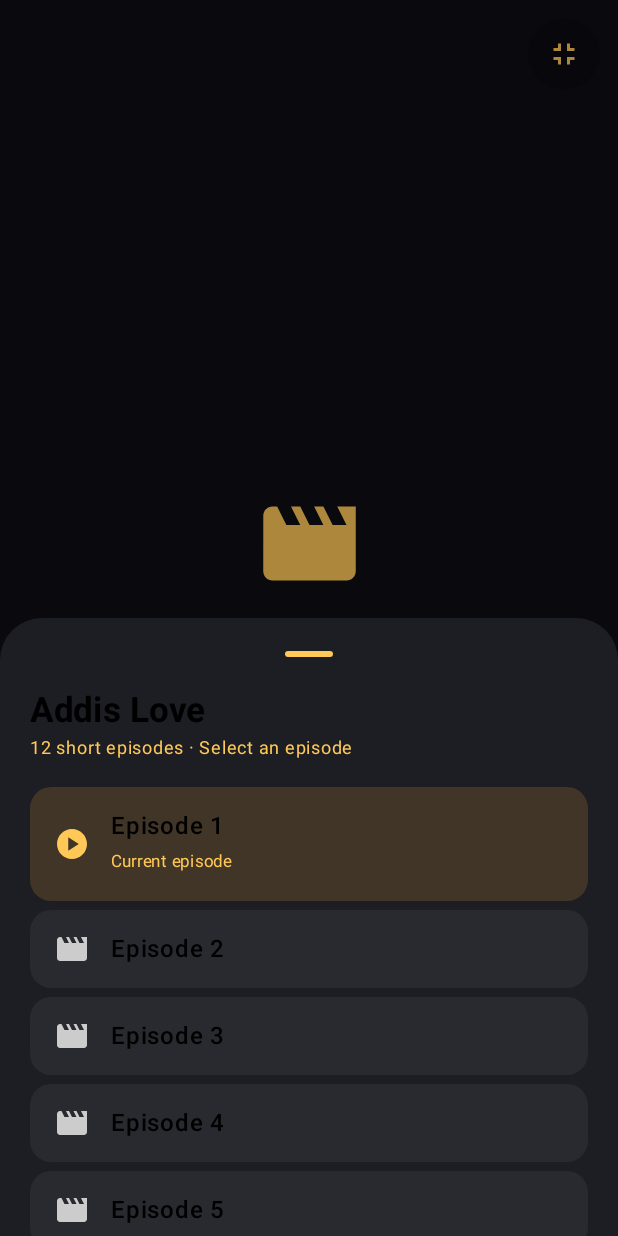
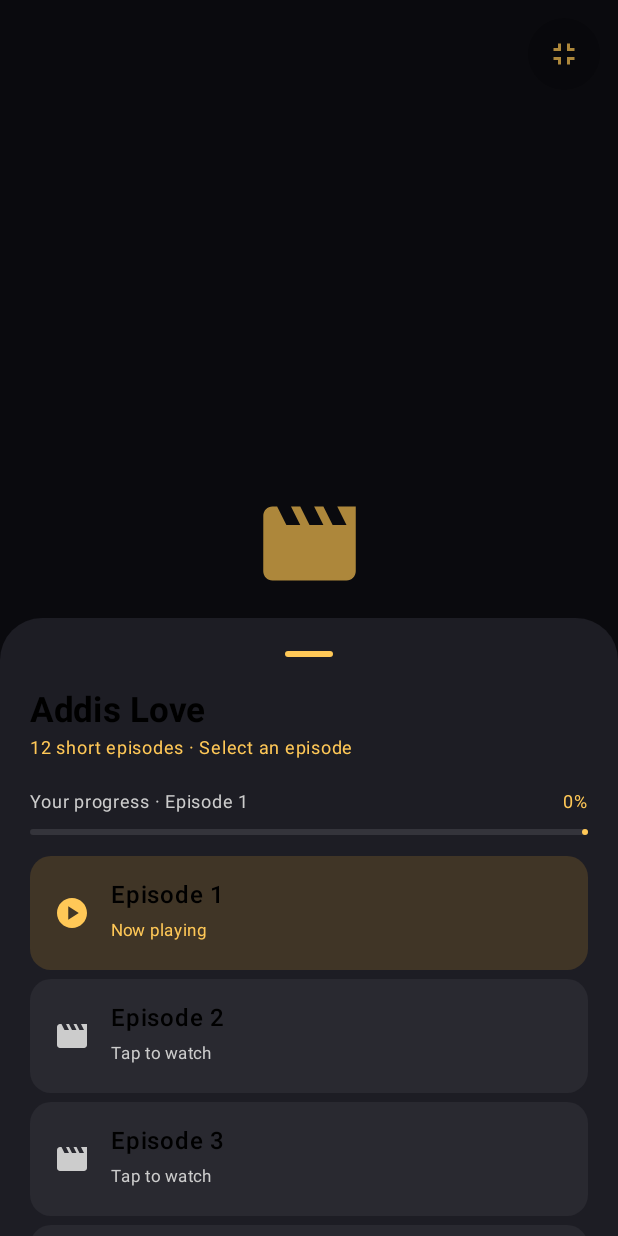
Before and after one commit to MahirG/AddisReel, an Android app built with Jetpack Compose: the screen it shows after launch (MainActivity), after a tap on "All episodes", on a phone screen of 412 x 824 dp. Run offline under Robolectric (Android 15) with nearby library versions, the phone set to English and light mode, and no system bars; network calls fail; pictures from the network do not load; 3 other taps on this screen came first.

Commit message:
feat(android): enrich episode picker with viewing progress and watched states

```diff
--- a/app/src/main/java/et/addisreel/app/MainActivity.kt
+++ b/app/src/main/java/et/addisreel/app/MainActivity.kt
@@ -257,6 +257,20 @@ private fun AddisReelApp() {
                 Column(Modifier.fillMaxWidth().padding(horizontal = 20.dp)) {
                     Text(selected.title, fontSize = 23.sp, fontWeight = FontWeight.Bold)
                     Text("${selected.episodes} short episodes · Select an episode", color = Gold, fontSize = 12.sp)
+                    val lastReached = preferences.getInt("episode_" + selected.title, 1).coerceIn(1, selected.episodes)
+                    Spacer(Modifier.height(12.dp))
+                    Row(verticalAlignment = Alignment.CenterVertically) {
+                        Text("Your progress · Episode $lastReached", color = Color.LightGray, fontSize = 12.sp)
+                        Spacer(Modifier.weight(1f))
+                        Text("${((lastReached - 1) * 100 / selected.episodes.coerceAtLeast(1))}%", color = Gold, fontSize = 12.sp)
+                    }
+                    Spacer(Modifier.height(6.dp))
+                    LinearProgressIndicator(
+                        progress = { (lastReached - 1).toFloat() / selected.episodes.coerceAtLeast(1) },
+                        modifier = Modifier.fillMaxWidth().height(4.dp),
+                        color = Gold,
+                        trackColor = Color(0xFF34343B)
+                    )
                     Spacer(Modifier.height(14.dp))
                     LazyColumn(
                         modifier = Modifier.fillMaxWidth().heightIn(max = 450.dp),
@@ -265,6 +279,7 @@ private fun AddisReelApp() {
                     ) {
                         items((1..selected.episodes).toList()) { number ->
                             val active = number == episode
+                            val watched = number < lastReached
                             Surface(
                                 onClick = { selectEpisode(number); showEpisodes = false },
                                 shape = RoundedCornerShape(14.dp),
@@ -276,14 +291,23 @@ private fun AddisReelApp() {
                                     verticalAlignment = Alignment.CenterVertically
                                 ) {
                                     Icon(
-                                        if (active) Icons.Default.PlayCircle else Icons.Default.Movie,
+                                        if (active) Icons.Default.PlayCircle else if (watched) Icons.Default.CheckCircle else Icons.Default.Movie,
                                         contentDescription = null,
-                                        tint = if (active) Gold else Color.LightGray
+                                        tint = if (active || watched) Gold else Color.LightGray
                                     )
                                     Spacer(Modifier.width(14.dp))
                                     Column(Modifier.weight(1f)) {
                                         Text("Episode $number", fontWeight = FontWeight.SemiBold)
-                                        if (active) Text("Current episode", fontSize = 11.sp, color = Gold)
+                                        Text(
+                                            when {
+                                                active -> "Now playing"
+                                                watched -> "Previously reached"
+                                                number == lastReached -> "Continue here"
+                                                else -> "Tap to watch"
+                                            },
+                                            fontSize = 11.sp,
+                                            color = if (active || watched || number == lastReached) Gold else Color.LightGray
+                                        )
                                     }
 
                                 }
```
